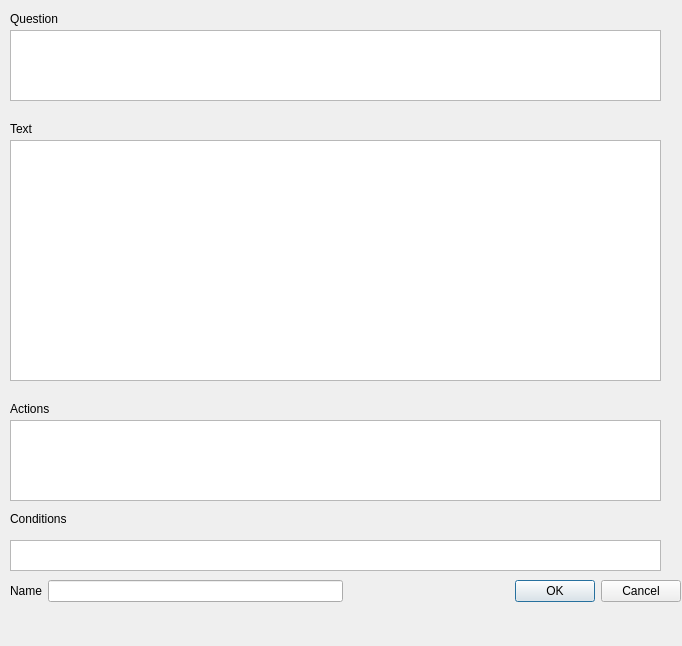
Above: ui/EdgeDialog.ui from lpenguin/QxEditor-Qt before the change. Below: the same form after it.
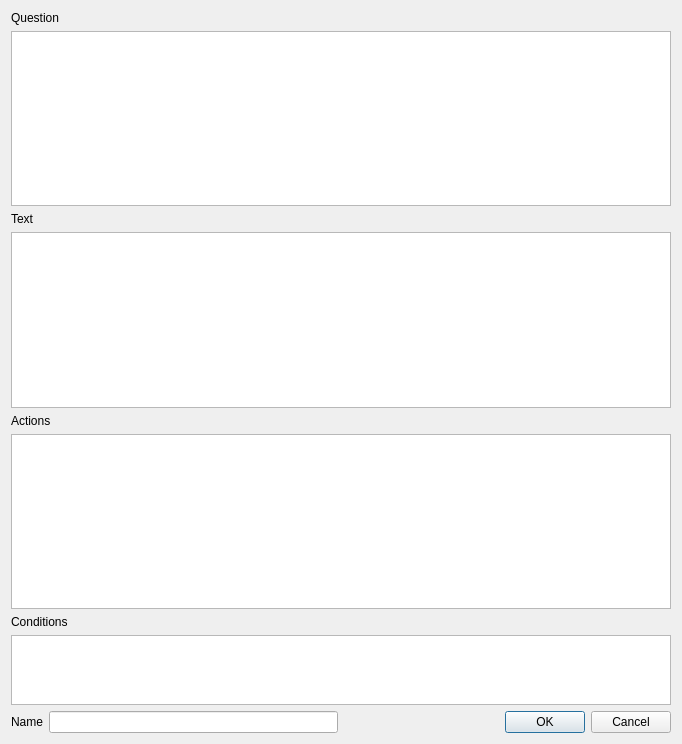
That is the form after the change. Custom widgets are drawn as their Qt base class.

Commit message: * Небольшие исправлния в дизайне * Уменьшено количство точек в ребрах графа

```diff
--- a/ui/EdgeDialog.ui
+++ b/ui/EdgeDialog.ui
@@ -7,21 +7,67 @@
     <x>0</x>
     <y>0</y>
     <width>682</width>
-    <height>646</height>
+    <height>744</height>
    </rect>
   </property>
+  <property name="sizePolicy">
+   <sizepolicy hsizetype="Maximum" vsizetype="Maximum">
+    <horstretch>0</horstretch>
+    <verstretch>0</verstretch>
+   </sizepolicy>
+  </property>
+  <property name="minimumSize">
+   <size>
+    <width>682</width>
+    <height>0</height>
+   </size>
+  </property>
+  <property name="maximumSize">
+   <size>
+    <width>682</width>
+    <height>16777215</height>
+   </size>
+  </property>
   <property name="windowTitle">
    <string>Edit path</string>
   </property>
+  <layout class="QVBoxLayout" name="verticalLayout_3">
+   <item>
+    <layout class="QVBoxLayout" name="verticalLayout_2">
+     <property name="sizeConstraint">
+      <enum>QLayout::SetNoConstraint</enum>
+     </property>
+     <item>
+      <widget class="QLabel" name="label_4">
+       <property name="text">
+        <string>Question</string>
+       </property>
+      </widget>
+     </item>
+     <item>
+      <layout class="QVBoxLayout" name="verticalLayout">
+       <item>
+        <widget class="QTextEdit" name="questionEdit"/>
+       </item>
+       <item>
+        <widget class="QLabel" name="label_5">
+         <property name="text">
+          <string>Text</string>
+         </property>
+        </widget>
+       </item>
+       <item>
+        <widget class="QTextEdit" name="textEdit"/>
+       </item>
+       <item>
+        <widget class="QLabel" name="label">
+         <property name="text">
+          <string>Actions</string>
+         </property>
+        </widget>
+       </item>
+       <item>
   <widget class="ScriptEdit" name="actionsEdit">
-   <property name="geometry">
-    <rect>
-     <x>10</x>
-     <y>420</y>
-     <width>651</width>
-     <height>81</height>
-    </rect>
-   </property>
    <property name="font">
     <font>
      <family>Monospace</family>
@@ -32,97 +78,27 @@
     <number>40</number>
    </property>
   </widget>
-  <widget class="QLabel" name="label">
-   <property name="geometry">
-    <rect>
-     <x>10</x>
-     <y>400</y>
-     <width>59</width>
-     <height>17</height>
-    </rect>
-   </property>
-   <property name="text">
-    <string>Actions</string>
-   </property>
-  </widget>
-  <widget class="QPlainTextEdit" name="conditionsEdit">
-   <property name="geometry">
-    <rect>
-     <x>10</x>
-     <y>540</y>
-     <width>651</width>
-     <height>31</height>
-    </rect>
-   </property>
-  </widget>
+       </item>
+       <item>
   <widget class="QLabel" name="label_3">
-   <property name="geometry">
-    <rect>
-     <x>10</x>
-     <y>510</y>
-     <width>81</width>
-     <height>17</height>
-    </rect>
-   </property>
    <property name="text">
     <string>Conditions</string>
    </property>
   </widget>
-  <widget class="QLabel" name="label_4">
-   <property name="geometry">
-    <rect>
-     <x>10</x>
-     <y>10</y>
-     <width>71</width>
-     <height>17</height>
-    </rect>
-   </property>
-   <property name="text">
-    <string>Question</string>
-   </property>
-  </widget>
-  <widget class="QTextEdit" name="questionEdit">
-   <property name="geometry">
-    <rect>
-     <x>10</x>
-     <y>30</y>
-     <width>651</width>
-     <height>71</height>
-    </rect>
-   </property>
-  </widget>
-  <widget class="QTextEdit" name="textEdit">
-   <property name="geometry">
-    <rect>
-     <x>10</x>
-     <y>140</y>
-     <width>651</width>
-     <height>241</height>
-    </rect>
-   </property>
-  </widget>
-  <widget class="QLabel" name="label_5">
-   <property name="geometry">
-    <rect>
-     <x>10</x>
-     <y>120</y>
-     <width>59</width>
-     <height>17</height>
-    </rect>
-   </property>
-   <property name="text">
-    <string>Text</string>
-   </property>
-  </widget>
-  <widget class="QWidget" name="">
-   <property name="geometry">
-    <rect>
-     <x>10</x>
-     <y>580</y>
-     <width>671</width>
-     <height>61</height>
-    </rect>
-   </property>
+       </item>
+       <item>
+        <widget class="ScriptEdit" name="conditionsEdit">
+         <property name="sizePolicy">
+          <sizepolicy hsizetype="Expanding" vsizetype="Expanding">
+           <horstretch>0</horstretch>
+           <verstretch>50</verstretch>
+          </sizepolicy>
+         </property>
+        </widget>
+       </item>
+      </layout>
+     </item>
+     <item>
    <layout class="QHBoxLayout" name="horizontalLayout_2">
     <property name="sizeConstraint">
      <enum>QLayout::SetMaximumSize</enum>
@@ -149,7 +125,20 @@
      </widget>
     </item>
    </layout>
-  </widget>
+     </item>
+    </layout>
+   </item>
+  </layout>
+  <zorder>actionsEdit</zorder>
+  <zorder>label</zorder>
+  <zorder>conditionsEdit</zorder>
+  <zorder>label_3</zorder>
+  <zorder>label_4</zorder>
+  <zorder>questionEdit</zorder>
+  <zorder>textEdit</zorder>
+  <zorder>label_5</zorder>
+  <zorder>layoutWidget</zorder>
+  <zorder></zorder>
  </widget>
  <customwidgets>
   <customwidget>
```
Left out of the diff: 2 changed lines with no effect on the pictures. Lines whose indentation alone changed are shown as unchanged. The commit also changes 2 other files.
